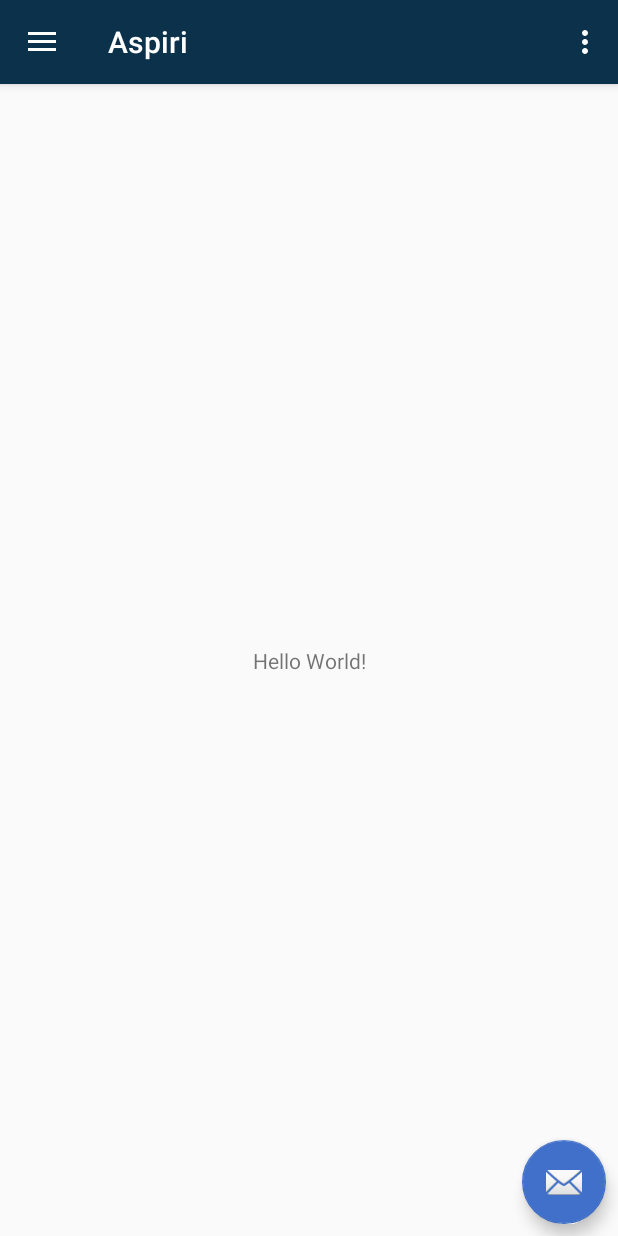
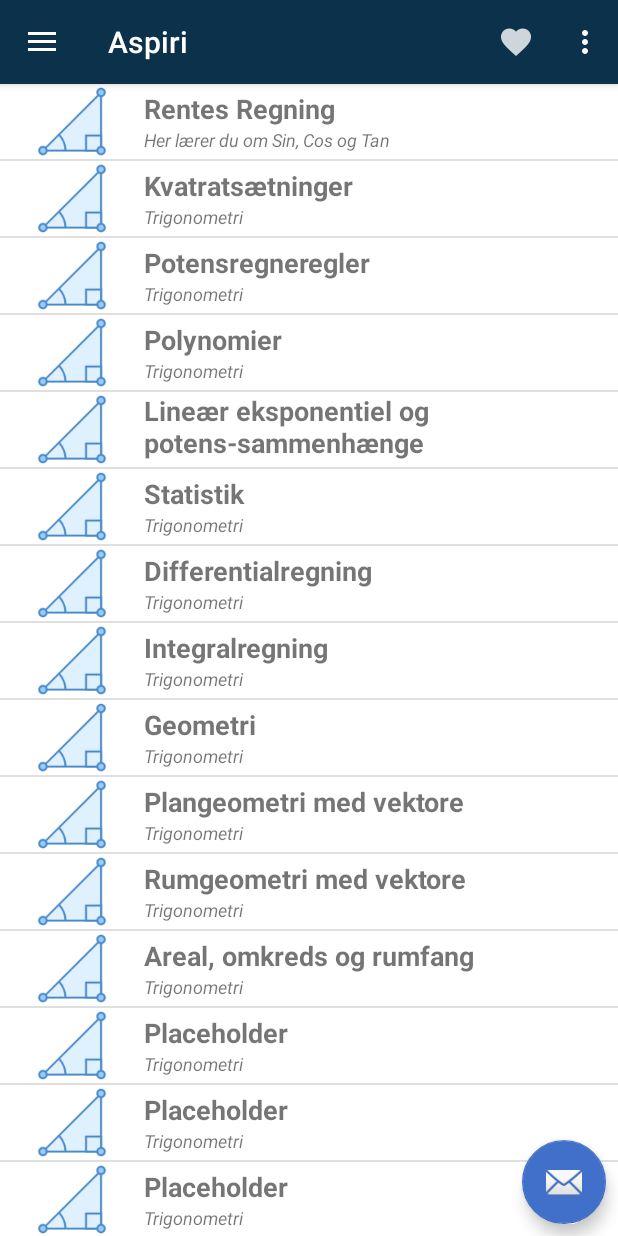
Before and after one commit to jufa2401/Aspiriprojektet, an Android app: the Navigation screen opened directly, with no data from a screen before it, in the options menu, after a tap on "Indstillinger", on a phone screen of 412 x 824 dp. Run offline under Robolectric (Android 15) with nearby library versions, the phone set to English and light mode, and no system bars.

```diff
--- a/app/src/main/java/com/example/s165158/aspiri/MainActivity.java
+++ b/app/src/main/java/com/example/s165158/aspiri/MainActivity.java
@@ -7,7 +7,7 @@ import android.view.Menu;
 import android.view.MenuItem;
 import android.widget.ListView;
 
-public class MainActivity extends AppCompatActivity {
+public class MainActivity extends Navigation {
     ListView lst;
 
     String[] nameArray = {"Rentes Regning","Kvatratsætninger","Potensregneregler","Polynomier","Lineær eksponentiel og potens-sammenhænge","Statistik","Differentialregning","Integralregning","Geometri","Plangeometri med vektore","Rumgeometri med vektore","Areal, omkreds og rumfang","Placeholder","Placeholder","Placeholder"};
@@ -48,10 +48,10 @@ public class MainActivity extends AppCompatActivity {
                 // User chose the "Settings" item, show the app settings UI...
                 return true;
 
-            //case R.id.action_favorite:
+            case R.id.action_favorite:
             // User chose the "Favorite" action, mark the current item
             // as a favorite...
-            //  return true;
+            return true;
 
             default:
                 // If we got here, the user's action was not recognized.
--- a/app/src/main/java/com/example/s165158/aspiri/Navigation.java
+++ b/app/src/main/java/com/example/s165158/aspiri/Navigation.java
@@ -1,6 +1,7 @@
 package com.example.s165158.aspiri;
 
 import android.os.Bundle;
+import android.support.annotation.NonNull;
 import android.support.design.widget.FloatingActionButton;
 import android.support.design.widget.NavigationView;
 import android.support.design.widget.Snackbar;
@@ -12,16 +13,31 @@ import android.support.v7.widget.Toolbar;
 import android.view.Menu;
 import android.view.MenuItem;
 import android.view.View;
+import android.widget.ListView;
 
 public class Navigation extends AppCompatActivity
         implements NavigationView.OnNavigationItemSelectedListener {
+
+
+    ListView lst;
+
+    String[] nameArray = {"Rentes Regning", "Kvatratsætninger", "Potensregneregler", "Polynomier", "Lineær eksponentiel og potens-sammenhænge", "Statistik", "Differentialregning", "Integralregning", "Geometri", "Plangeometri med vektore", "Rumgeometri med vektore", "Areal, omkreds og rumfang", "Placeholder", "Placeholder", "Placeholder"};
+
+    // Lavet som array så man kan tilføje flere beskrivelser
+    String[] infoArray = {
+            "Her lærer du om Sin, Cos og Tan", "Trigonometri", "Trigonometri", "Trigonometri", "Trigonometri", "Trigonometri", "Trigonometri", "Trigonometri", "Trigonometri", "Trigonometri", "Trigonometri", "Trigonometri", "Trigonometri", "Trigonometri", "Trigonometri"
+    };
+
+    Integer[] imageArray = {R.drawable.trig, R.drawable.trig, R.drawable.trig, R.drawable.trig, R.drawable.trig, R.drawable.trig, R.drawable.trig, R.drawable.trig, R.drawable.trig, R.drawable.trig, R.drawable.trig, R.drawable.trig, R.drawable.trig, R.drawable.trig, R.drawable.trig, R.drawable.trig
+    };
 
     @Override
     protected void onCreate(Bundle savedInstanceState) {
         super.onCreate(savedInstanceState);
         setContentView(R.layout.activity_navigation);
-        Toolbar toolbar = (Toolbar) findViewById(R.id.toolbar);
-        setSupportActionBar(toolbar);
+        // Fanebladet
+       Toolbar toolbar = (Toolbar) findViewById(R.id.toolbar);
+       setSupportActionBar(toolbar);
 
         FloatingActionButton fab = (FloatingActionButton) findViewById(R.id.fab);
         fab.setOnClickListener(new View.OnClickListener() {
@@ -40,6 +56,12 @@ public class Navigation extends AppCompatActivity
 
         NavigationView navigationView = (NavigationView) findViewById(R.id.nav_view);
         navigationView.setNavigationItemSelectedListener(this);
+
+
+
+        CustomListAdapter whatever = new CustomListAdapter(this, nameArray, infoArray, imageArray);
+        lst = (ListView) findViewById(R.id.list);
+        lst.setAdapter(whatever);
     }
 
     @Override
@@ -55,29 +77,31 @@ public class Navigation extends AppCompatActivity
     @Override
     public boolean onCreateOptionsMenu(Menu menu) {
         // Inflate the menu; this adds items to the action bar if it is present.
-        getMenuInflater().inflate(R.menu.navigation, menu);
+        getMenuInflater().inflate(R.menu.menu, menu);
         return true;
     }
 
     @Override
     public boolean onOptionsItemSelected(MenuItem item) {
-        // Handle action bar item clicks here. The action bar will
-        // automatically handle clicks on the Home/Up button, so long
-        // as you specify a parent activity in AndroidManifest.xml.
-        int id = item.getItemId();
+        switch (item.getItemId()) {
+            case R.id.action_settings:
+                // User chose the "Settings" item, show the app settings UI...
+                return true;
 
-        //noinspection SimplifiableIfStatement
-        if (id == R.id.action_settings) {
-            return true;
+            case R.id.action_favorite:
+                // User chose the "Favorite" action, mark the current item
+                // as a favorite...
+                return true;
+
+            default:
+                // If we got here, the user's action was not recognized.
+                // Invoke the superclass to handle it.
+                return super.onOptionsItemSelected(item);
         }
+    }
+    @Override
+    public boolean onNavigationItemSelected(@NonNull MenuItem item) {
 
-        return super.onOptionsItemSelected(item);
-    }
-
-    @SuppressWarnings("StatementWithEmptyBody")
-    @Override
-    public boolean onNavigationItemSelected(MenuItem item) {
-        // Handle navigation view item clicks here.
         int id = item.getItemId();
 
         if (id == R.id.nav_camera) {
--- /dev/null
+++ b/app/src/main/res/drawable/ic_favorite_white_48dp.xml
@@ -0,0 +1,4 @@
+<?xml version="1.0" encoding="utf-8"?>
+<selector xmlns:android="http://schemas.android.com/apk/res/android">
+
+</selector>
--- a/app/src/main/res/layout/content_navigation.xml
+++ b/app/src/main/res/layout/content_navigation.xml
@@ -5,16 +5,25 @@
     android:layout_width="match_parent"
     android:layout_height="match_parent"
     app:layout_behavior="@string/appbar_scrolling_view_behavior"
-    tools:context="com.example.s165158.myapplication.Navigation"
+    tools:context="com.example.s165158.aspiri.Navigation"
     tools:showIn="@layout/app_bar_navigation">
 
-    <TextView
-        android:layout_width="wrap_content"
+    <ListView
+        android:id="@+id/list"
+        android:layout_width="0dp"
         android:layout_height="wrap_content"
-        android:text="Hello World!"
+        android:background="@android:color/background_light"
+        android:footerDividersEnabled="false"
+        android:visibility="visible"
         app:layout_constraintBottom_toBottomOf="parent"
+        app:layout_constraintHorizontal_bias="0.0"
         app:layout_constraintLeft_toLeftOf="parent"
         app:layout_constraintRight_toRightOf="parent"
-        app:layout_constraintTop_toTopOf="parent" />
+        app:layout_constraintTop_toBottomOf="@+id/my_toolbar"
+        app:layout_constraintVertical_bias="0.0"
+        tools:layout_constraintBottom_creator="1"
+        tools:layout_constraintLeft_creator="1"
+        tools:layout_constraintRight_creator="1"
+        tools:layout_constraintTop_creator="1" />
 
 </android.support.constraint.ConstraintLayout>
--- a/app/src/main/res/menu/menu.xml
+++ b/app/src/main/res/menu/menu.xml
@@ -3,13 +3,13 @@
     xmlns:app="http://schemas.android.com/apk/res-auto">
 
     <!-- "Mark Favorite", should appear as action button if possible -->
-    <!--
+
     <item
         android:id="@+id/action_favorite"
-        android:icon="@drawable/ic_favorite_black_48dp"
+        android:icon="@drawable/ic_action_name"
         android:title="@string/action_favorite"
         app:showAsAction="ifRoom"/>
-    -->
+
     <!-- Settings, should always be in the overflow -->
     <item
         android:id="@+id/action_settings"
--- a/app/src/main/res/values/strings.xml
+++ b/app/src/main/res/values/strings.xml
@@ -3,4 +3,5 @@
     <string name="action_settings">Indstillinger</string>
     <string name="navigation_drawer_open">Open navigation drawer</string>
     <string name="navigation_drawer_close">Close navigation drawer</string>
+    <string name="action_favorite">Favorit</string>
 </resources>
```
Also changed, not shown: app/src/main/res/layout/activity_main.xml (+1 -17 lines), app/src/main/res/drawable-hdpi/ic_action_name.png (added), app/src/main/res/drawable-hdpi/ic_favorite_white.png (added), app/src/main/res/drawable-mdpi/ic_action_name.png (added), app/src/main/res/drawable-mdpi/ic_favorite_white.png (added), app/src/main/res/drawable-xhdpi/ic_action_name.png (added), app/src/main/res/drawable-xhdpi/ic_favorite_white.png (added), app/src/main/res/drawable-xxhdpi/ic_action_name.png (added), app/src/main/res/drawable-xxhdpi/ic_favorite_white.png (added), app/src/main/res/drawable/drawable-hdpi/ic_favorite_white_48dp.png (added), app/src/main/res/drawable/drawable-mdpi/ic_favorite_white_48dp.png (added), app/src/main/res/drawable/drawable-xhdpi/ic_favorite_white_48dp.png (added), app/src/main/res/drawable/drawable-xxhdpi/ic_favorite_white_48dp.png (added), app/src/main/res/drawable/drawable-xxxhdpi/ic_favorite_white_48dp.png (added).
